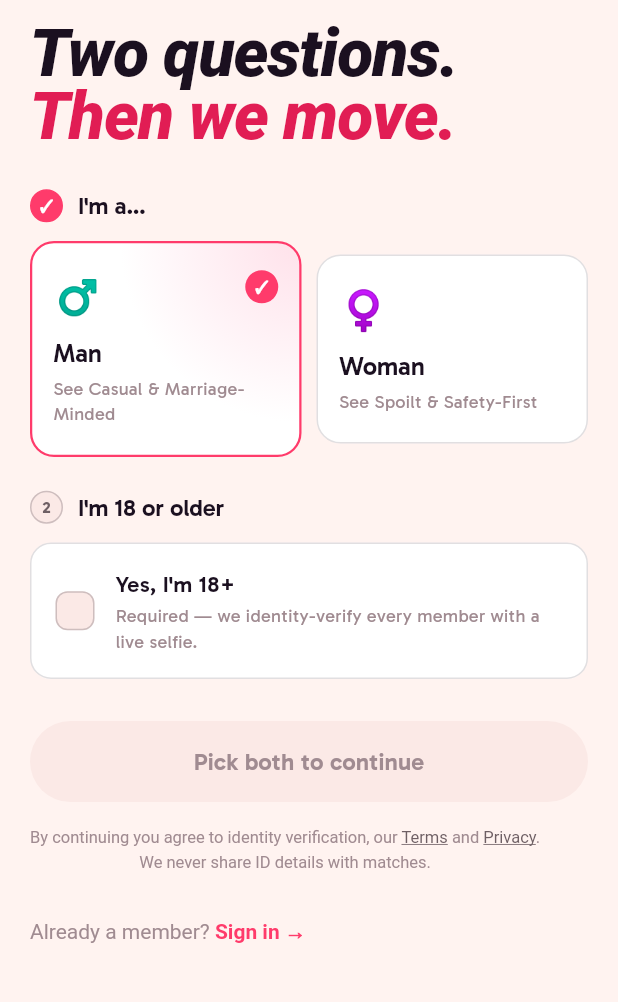
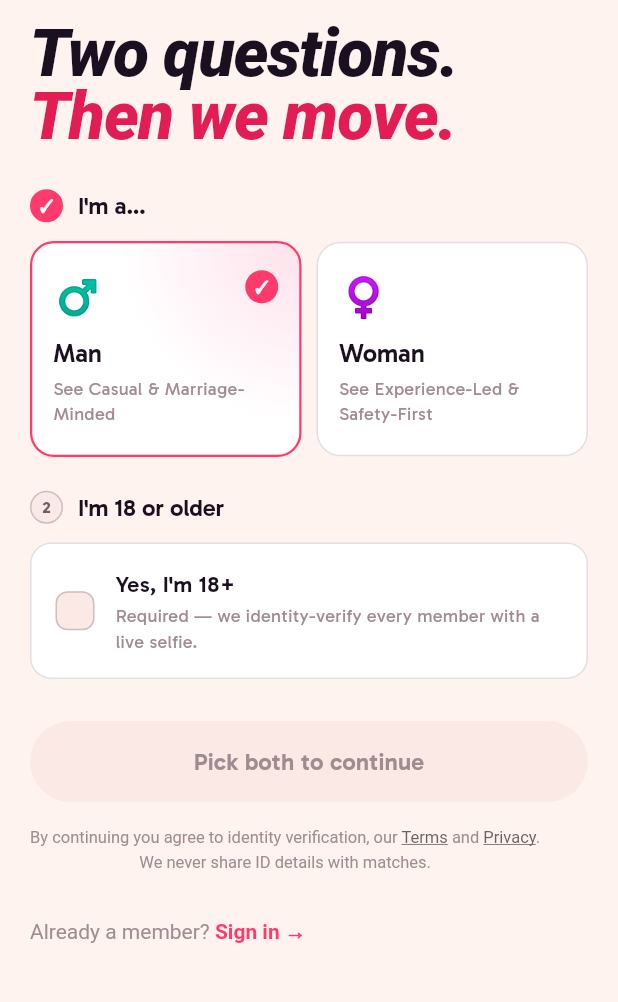
Before and after one commit to sreme19/pocket-dating-coach, a Flutter app: the screen it shows after launch, on a phone screen of 412 x 824 dp, the part 56-1058 px from its top. Run offline on Flutter 3.47's test engine with Material 3 defaults, Android fonts, the phone set to English and light mode, and no system bars; our stand-ins replace cached_network_image, camera, dio, file_picker, firebase_core, firebase_messaging and 6 more; missing offline and left inert: android_play_install_referrer, livekit_client, record; accounts and stored records are empty; network calls fail; project files that could hold a hidden picture were left out.

Commit message:
fix(gate): the sign-up card said "Spoilt", which the 1.1.4 gate did not catch
"See Spoilt & Safety-First" sat on the pre-auth gender card -- the first screen
anyone opens, and the one being captured for the App Store product page.

check-banned-strings.sh lists 'Spoiled-Casual', an exact literal. 'Spoilt' is
the British spelling of the same euphemism and is not on the list, so the gate
reported "clean" the whole time. Verified by running it: clean before, and it
fails once the variant is added to the list.

Replaced with 'Experience-Led', which is not an invention -- it is the
canonical name constants.ts:209 already gives spoiled_casual_woman, the same
rename 3127a8bd applied to the Discover card.

This is the third variant of one problem in a day: the card rebuilding the
banned label from a DB key at runtime, and now a hardcoded spelling the
literal-matching gate cannot see. Both were invisible to a grep for the exact
string.

The gate extension that would catch this class is NOT in this commit. Adding
'Spoilt' to the list makes the gate fail on the web product, which carries it
in user-facing labels -- including a boost tier reading "Spoilt Women's pool
fully unlocked". Renaming those is a product decision for the owner, which is
what the gate's own failure message says.

Co-Authored-By: Claude Opus 5 <noreply@anthropic.com>

```diff
--- a/mobile/lib/onboarding_flow.dart
+++ b/mobile/lib/onboarding_flow.dart
@@ -245,7 +245,7 @@ class GateStep extends StatelessWidget {
               Row(children: [
                 _genderCard('man', '♂', 'Man', 'See Casual & Marriage-Minded', gender == 'man', () => onGender('man')),
                 const SizedBox(width: 10),
-                _genderCard('woman', '♀', 'Woman', 'See Spoilt & Safety-First', gender == 'woman', () => onGender('woman')),
+                _genderCard('woman', '♀', 'Woman', 'See Experience-Led & Safety-First', gender == 'woman', () => onGender('woman')),
               ]),
               const SizedBox(height: 22),
               // Q2: I'm 18 or older
```
